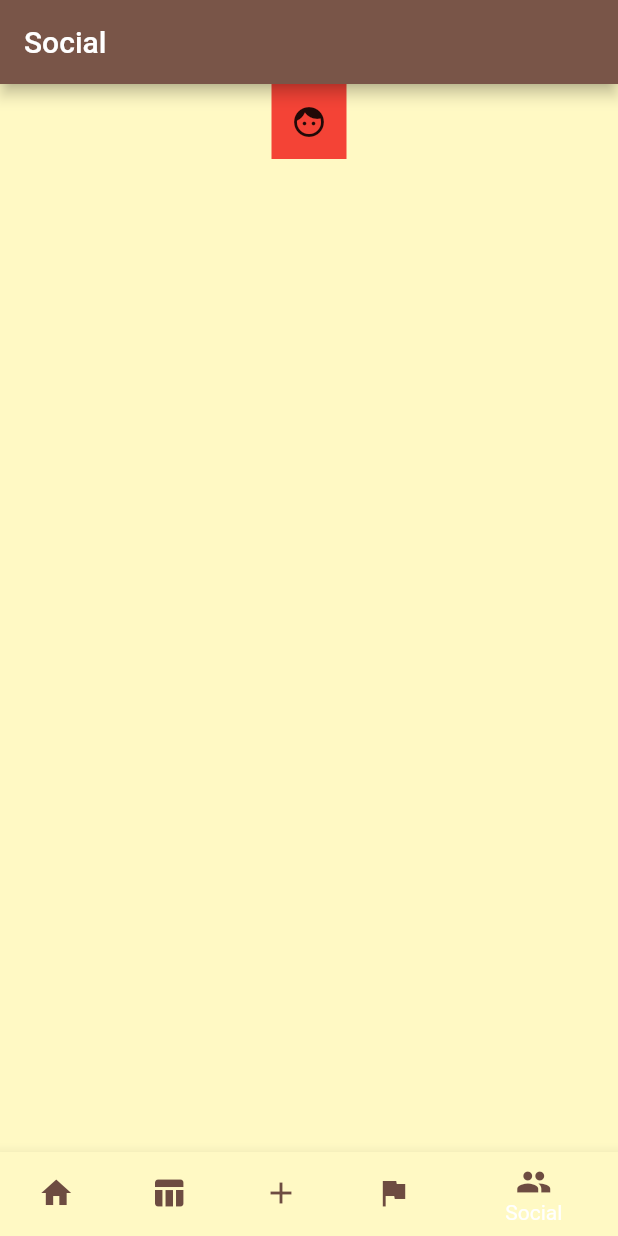
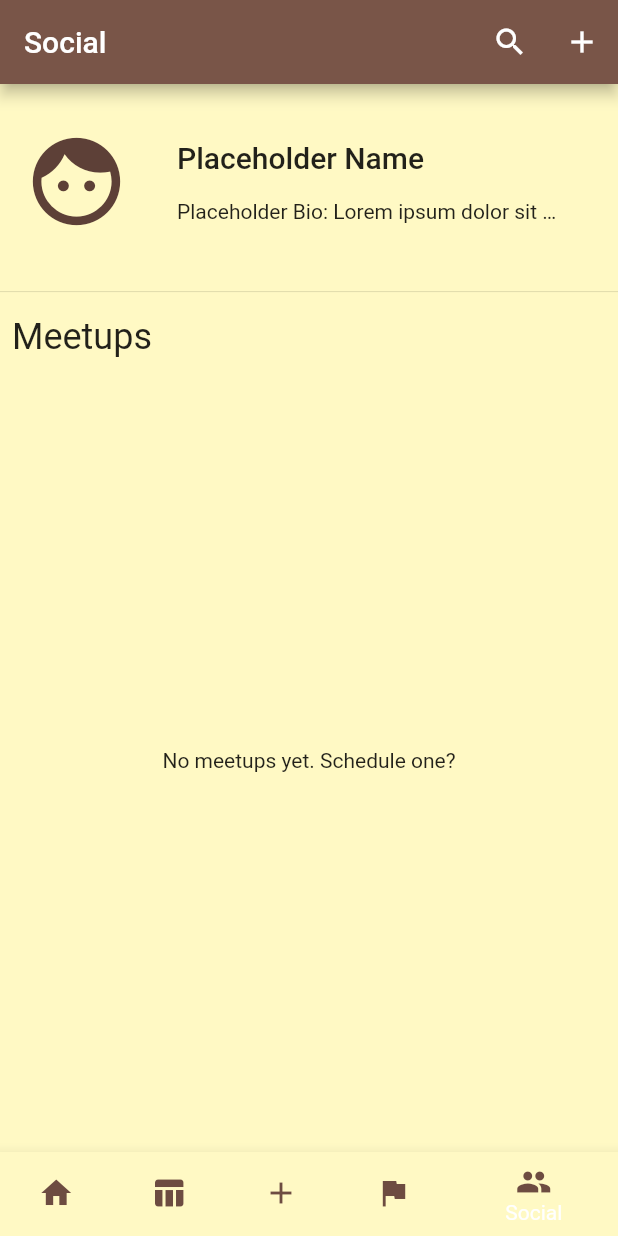
Before and after one commit to Dioclei/pudding_flutter, a Flutter app: the MyHomePage screen opened directly, item 5 of the bottom bar chosen, on a phone screen of 412 x 824 dp. Run offline on Flutter 3.47's test engine with Material 2 defaults, Android fonts, the light colour scheme and no system bars; our stand-ins replace flutter_calendar_carousel, shimmer; missing offline and left inert: flutter_auth_buttons.

Commit message:
Shifted the social app bar to social.dart. Made some visual changes (profile, meetups) to social screen.

```diff
--- a/lib/main.dart
+++ b/lib/main.dart
@@ -62,7 +62,7 @@ class _MyHomePageState extends State<MyHomePage> {
     AppBar(title: Text("Timetable"),),
     AppBar(title: Text("Multifunction"),),
     AppBar(title: Text("Goals"),),
-    AppBar(title: Text("Social"),),
+    socialAppBar(),
   ];
 
   @override
--- a/lib/social.dart
+++ b/lib/social.dart
@@ -1,31 +1,111 @@
 import 'package:flutter/material.dart';
 
+// AppBar for our Social screen
+AppBar socialAppBar() {
+  return AppBar(
+    title: Text("Social"),
+    actions: <Widget>[
+      IconButton(
+          icon: Icon(Icons.search),
+          onPressed: () {
+            //TODO: Search friend function
+            print("Searching friend!");
+          }
+      ),
+      IconButton(
+        icon: Icon(Icons.add),
+        onPressed: () {
+          //TODO: Add friend function
+          print("Adding friend!");
+        },
+      ),
+    ],
+  );
+}
 
 class Social extends StatelessWidget {
+
   @override
   Widget build(BuildContext context) {
     return Container(
+        child: Column(
+      children: <Widget>[
+        Expanded(
+          child: Container(
             child: Row(
+              crossAxisAlignment: CrossAxisAlignment.center,
+              children: <Widget>[
+                Padding(
+                  padding: const EdgeInsets.all(16.0),
+                  child: Container(
+                    decoration: BoxDecoration(
+                      shape: BoxShape.circle,
+                      color: Colors.yellow[100],
+                    ),
+                    child: Icon(
+                      Icons.face,
+                      color: Colors.brown[700],
+                      size: 70,
+                    ),
+                    height: double.infinity,
+                  ),
+                ),
+                Padding(
+                  padding: const EdgeInsets.all(16.0),
+                  child: Column(
                     crossAxisAlignment: CrossAxisAlignment.center,
                     mainAxisAlignment: MainAxisAlignment.center,
                     children: <Widget>[
-          Column(
-            children: <Widget>[
                       Container(
-                color: Colors.red,
-                width: 50,
-                height: 50,
-                child: Icon(Icons.face),
+                        width: 260,
+                        child: Text("Placeholder Name",
+                          style: TextStyle(
+                            fontSize: 20.0,
+                            fontWeight: FontWeight.w500,
+                          ),
+                        ),
+                      ),
+                      Divider(),
+                      Container(
+                        width: 260,
+                        child: Text("Placeholder Bio: Lorem ipsum dolor sit amet, consectetur adipiscing elit, sed do eiusmod",
+                          overflow: TextOverflow.ellipsis,
+                          style: TextStyle(
+                            fontSize: 14.0,
+                          ),
+                        ),
                       )
                     ],
                   ),
-          Column(
-            children: <Widget>[
-
-            ],
-          )
+                ),
               ],
             ),
-    );
+          ),
+          flex: 1,
+        ),
+        Divider(),
+        Padding(
+          padding: const EdgeInsets.all(8.0),
+          child: Container(
+            width: double.infinity,
+            child: Text("Meetups",
+              textAlign: TextAlign.start,
+              style: TextStyle(
+                fontSize: 24.0,
+              ),
+            ),
+          ),
+        ),
+        Expanded(
+          child: Center(
+            child: GestureDetector(
+              child: Text("No meetups yet. Schedule one?"),
+              onTap: () => print("Scheduling meetup!"), //TODO: Meetup scheduler
+            ),
+          ),
+          flex: 4,
+        ),
+      ],
+    ));
   }
 }
```
Lines whose indentation alone changed are shown as unchanged.
